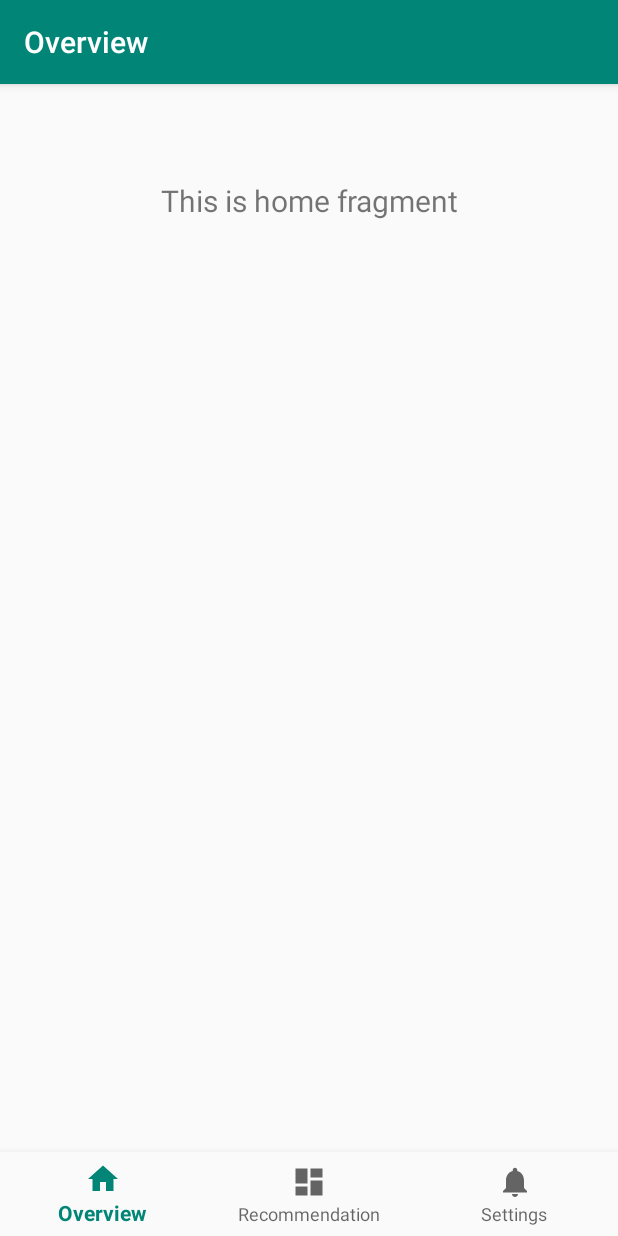
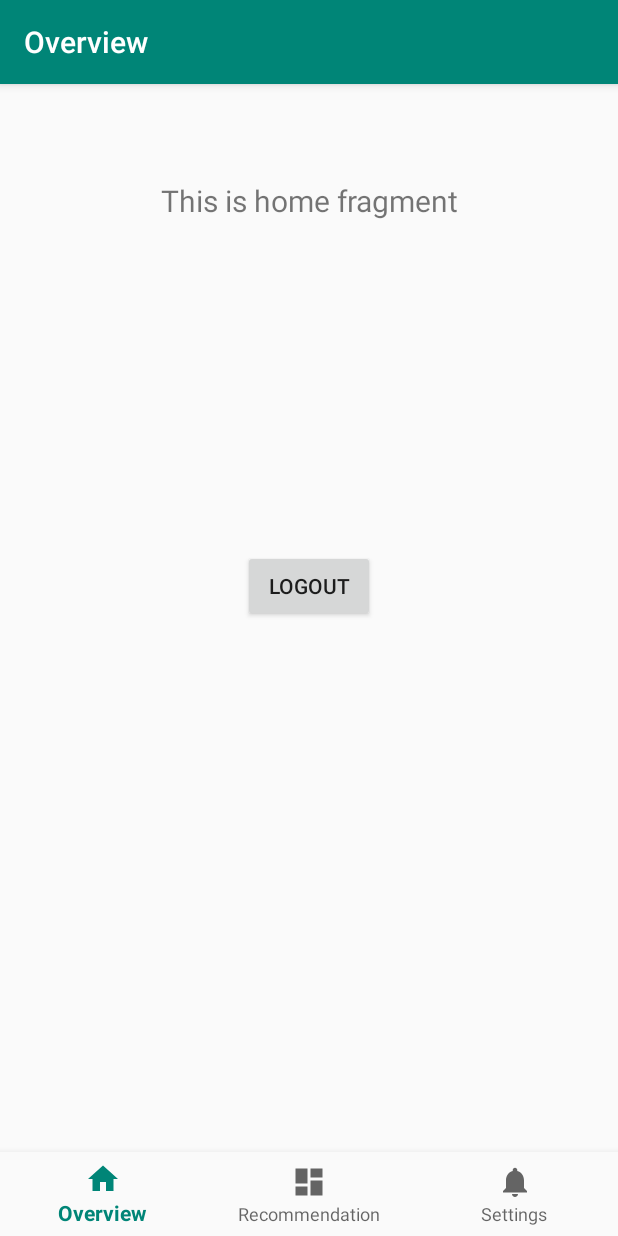
Before and after one commit to PROJECT-FOCUS/Front-end-android, an Android app: the MainActivity screen opened directly, with no data from a screen before it, on a phone screen of 412 x 824 dp. Run offline under Robolectric (Android 15) with nearby library versions, the light colour scheme and no system bars; our stand-ins replace navigation-ui.

Commit message:
Account -local test -login -logout SharedPreferenceUtils -local cache

```diff
--- a/app/src/main/res/layout/fragment_settings.xml
+++ b/app/src/main/res/layout/fragment_settings.xml
@@ -1,6 +1,7 @@
 <?xml version="1.0" encoding="utf-8"?>
 <androidx.constraintlayout.widget.ConstraintLayout xmlns:android="http://schemas.android.com/apk/res/android"
     xmlns:app="http://schemas.android.com/apk/res-auto"
+    xmlns:tools="http://schemas.android.com/tools"
     android:layout_width="match_parent"
     android:layout_height="match_parent">
 
@@ -16,4 +17,17 @@
         app:layout_constraintEnd_toEndOf="parent"
         app:layout_constraintStart_toStartOf="parent"
         app:layout_constraintTop_toTopOf="parent" />
+
+    <Button
+        android:id="@+id/button"
+        android:onClick="logout"
+        android:layout_width="wrap_content"
+        android:layout_height="wrap_content"
+        android:layout_marginTop="219dp"
+        android:layout_marginEnd="162dp"
+        android:layout_marginRight="162dp"
+        android:text="logout"
+        app:layout_constraintEnd_toEndOf="parent"
+        app:layout_constraintTop_toBottomOf="@+id/text_home" />
+
 </androidx.constraintlayout.widget.ConstraintLayout>
```
Also changed, not shown: app/src/main/java/com/team/focus/LauncherActivity.java (+3 -5 lines), app/src/main/java/com/team/focus/MainActivity.java (+13 -0 lines), app/src/main/java/com/team/focus/data/LoginDataSource.java (+2 -12 lines), app/src/main/java/com/team/focus/data/SharedPreferenceAccessUtils.java (added, +27 -0 lines).
